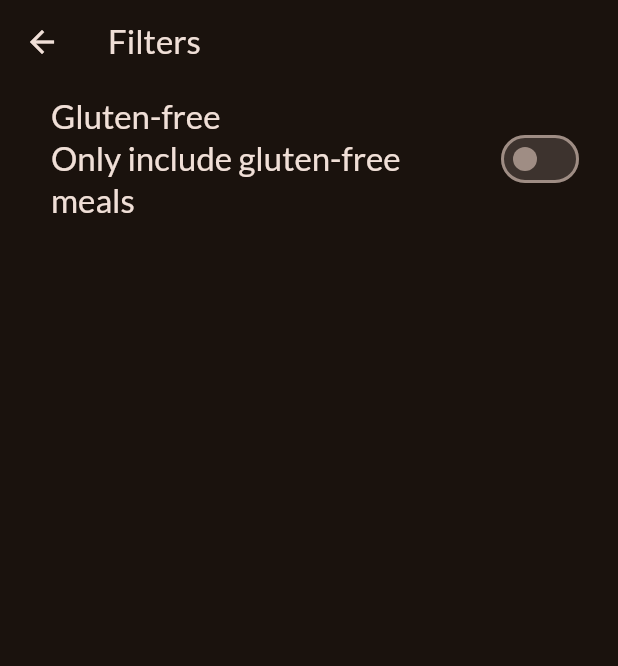
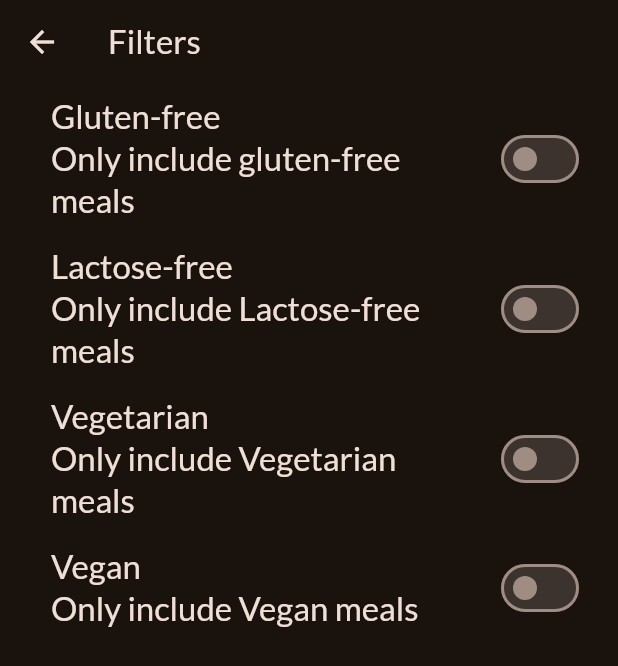
Before and after one commit to ElbertNatan/Flutter-meals-app, a Flutter app: the FiltersScreen screen opened directly, on a phone screen of 412 x 824 dp. Shown: the top 666 px of the screen. Run offline on Flutter 3.47's test engine with Material 2 defaults, Android fonts, the phone set to English and light mode, and no system bars; our stand-ins replace google_fonts, transparent_image.

Commit message:
- mais filtros

```diff
--- a/flutter_meals_app/lib/screens/filters.dart
+++ b/flutter_meals_app/lib/screens/filters.dart
@@ -13,6 +13,9 @@ class FiltersScreen extends StatefulWidget {
 
 class _FiltersScreenState extends State<FiltersScreen> {
   var _glutenFreeFilterSet = false;
+  var _lactoseFreeFilterSet = false;
+  var _vegetarianFreeFilterSet = false;
+  var _veganFreeFilterSet = false;
 
   @override
   Widget build(BuildContext context) {
@@ -55,7 +58,73 @@ class _FiltersScreenState extends State<FiltersScreen> {
             ),
             activeColor: Theme.of(context).colorScheme.tertiary,
             contentPadding: const EdgeInsets.only(left: 34, right: 22),
-          )
+          ),
+          SwitchListTile(
+            value: _lactoseFreeFilterSet,
+            onChanged: (isChecked) {
+              setState(() {
+                _lactoseFreeFilterSet = isChecked;
+              });
+            },
+            title: Text(
+              'Lactose-free',
+              style: Theme.of(context).textTheme.titleLarge!.copyWith(
+                    color: Theme.of(context).colorScheme.onBackground,
+                  ),
+            ),
+            subtitle: Text(
+              'Only include Lactose-free meals',
+              style: Theme.of(context).textTheme.titleLarge!.copyWith(
+                    color: Theme.of(context).colorScheme.onBackground,
+                  ),
+            ),
+            activeColor: Theme.of(context).colorScheme.tertiary,
+            contentPadding: const EdgeInsets.only(left: 34, right: 22),
+          ),
+          SwitchListTile(
+            value: _vegetarianFreeFilterSet,
+            onChanged: (isChecked) {
+              setState(() {
+                _vegetarianFreeFilterSet = isChecked;
+              });
+            },
+            title: Text(
+              'Vegetarian',
+              style: Theme.of(context).textTheme.titleLarge!.copyWith(
+                    color: Theme.of(context).colorScheme.onBackground,
+                  ),
+            ),
+            subtitle: Text(
+              'Only include Vegetarian meals',
+              style: Theme.of(context).textTheme.titleLarge!.copyWith(
+                    color: Theme.of(context).colorScheme.onBackground,
+                  ),
+            ),
+            activeColor: Theme.of(context).colorScheme.tertiary,
+            contentPadding: const EdgeInsets.only(left: 34, right: 22),
+          ),
+          SwitchListTile(
+            value: _veganFreeFilterSet,
+            onChanged: (isChecked) {
+              setState(() {
+                _veganFreeFilterSet = isChecked;
+              });
+            },
+            title: Text(
+              'Vegan',
+              style: Theme.of(context).textTheme.titleLarge!.copyWith(
+                    color: Theme.of(context).colorScheme.onBackground,
+                  ),
+            ),
+            subtitle: Text(
+              'Only include Vegan meals',
+              style: Theme.of(context).textTheme.titleLarge!.copyWith(
+                    color: Theme.of(context).colorScheme.onBackground,
+                  ),
+            ),
+            activeColor: Theme.of(context).colorScheme.tertiary,
+            contentPadding: const EdgeInsets.only(left: 34, right: 22),
+          ),
         ],
       ),
     );
```
